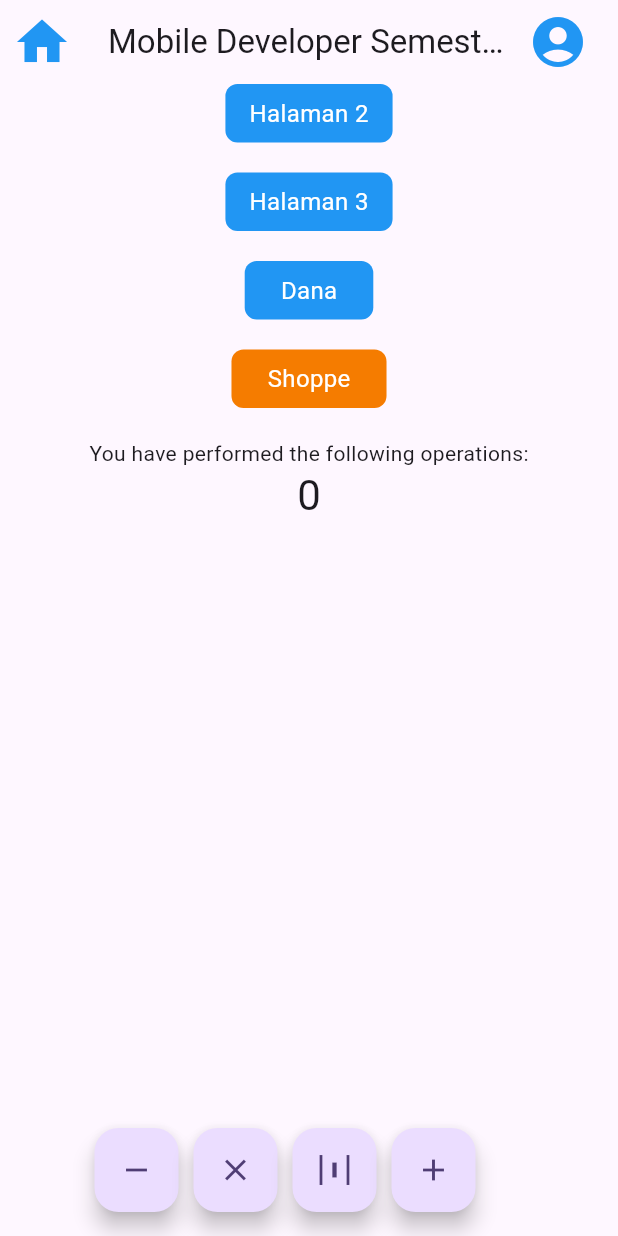
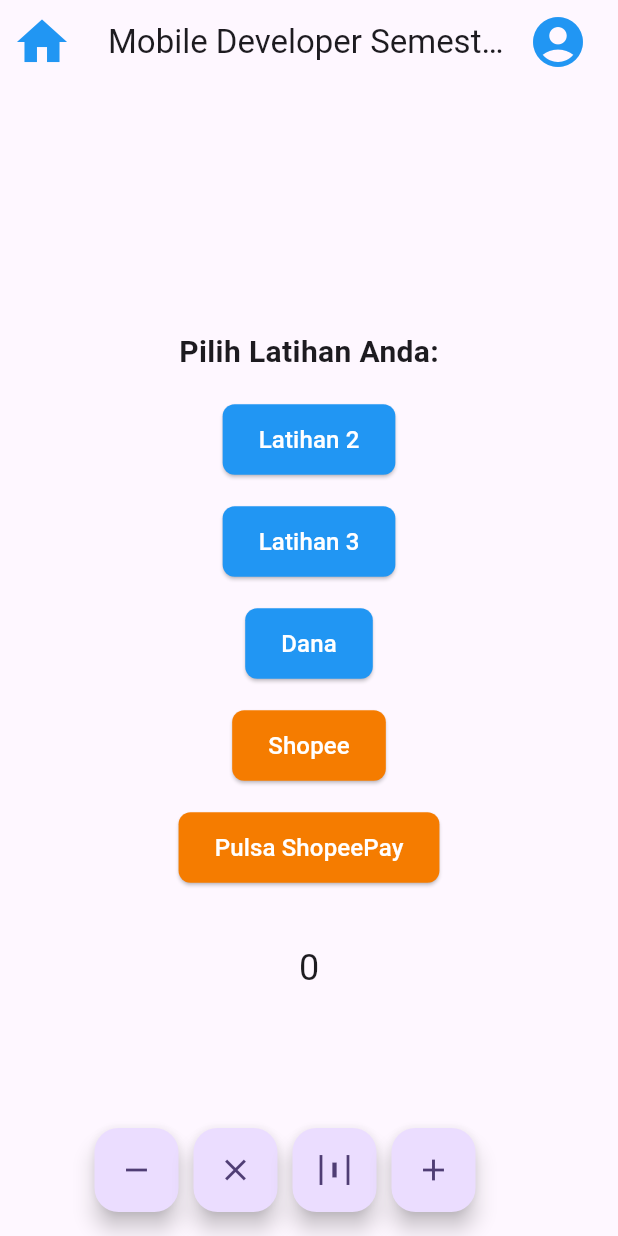
Before and after one commit to Sarehazis/flutter_pertama, a Flutter app: the screen it shows after launch, on a phone screen of 412 x 824 dp. Run offline on Flutter 3.47's test engine with Material 3 defaults, Android fonts, the phone set to English and light mode, and no system bars; our stand-ins replace carousel_slider.

Commit message:
shopeepay_pulsa_update

```diff
--- a/lib/main.dart
+++ b/lib/main.dart
@@ -2,6 +2,7 @@ import 'package:flutter/material.dart';
 import 'package:flutter_pertama/dana_page.dart';
 import 'package:flutter_pertama/latihan2_page.dart';
 import 'package:flutter_pertama/latihan3_page.dart';
+import 'package:flutter_pertama/shopeepay_page.dart';
 import 'package:flutter_pertama/shoppe_page.dart';
 
 void main() {
@@ -74,102 +75,141 @@ class _MyHomePageState extends State<MyHomePage> {
         ],
       ),
       body: Center(
+        child: Padding(
+          padding:
+              const EdgeInsets.all(16.0), // Menambah padding di seluruh body
+          child: SingleChildScrollView(
             child: Column(
               mainAxisAlignment: MainAxisAlignment.start,
               children: <Widget>[
-            GestureDetector(
-              onTap: () {
+                // Menambahkan teks penjelasan
+                const Text(
+                  'Pilih Latihan Anda:',
+                  style: TextStyle(fontSize: 20, fontWeight: FontWeight.bold),
+                ),
+                const SizedBox(height: 20),
+
+                // Menggunakan ElevatedButton untuk tombol
+                ElevatedButton(
+                  onPressed: () {
                     Navigator.of(context).push(
-                  MaterialPageRoute(builder: (context) => const Latihan2Page()),
+                      MaterialPageRoute(
+                          builder: (context) => const Latihan2Page()),
                     );
                   },
-              child: Container(
-                padding:
-                    const EdgeInsets.symmetric(horizontal: 16, vertical: 8),
-                decoration: BoxDecoration(
-                  color: Colors.blue,
+                  style: ElevatedButton.styleFrom(
+                    padding: const EdgeInsets.symmetric(
+                        horizontal: 24, vertical: 12),
+                    backgroundColor: Colors.blue,
+                    shape: RoundedRectangleBorder(
                       borderRadius: BorderRadius.circular(8),
                     ),
+                  ),
                   child: const Text(
-                  'Halaman 2',
+                    'Latihan 2',
                     style: TextStyle(color: Colors.white, fontSize: 16),
                   ),
                 ),
-            ),
                 const SizedBox(height: 20),
-            GestureDetector(
-              onTap: () {
+
+                ElevatedButton(
+                  onPressed: () {
                     Navigator.of(context).push(
-                  MaterialPageRoute(builder: (context) => const Latihan3Page()),
+                      MaterialPageRoute(
+                          builder: (context) => const Latihan3Page()),
                     );
                   },
-              child: Container(
-                padding:
-                    const EdgeInsets.symmetric(horizontal: 16, vertical: 8),
-                decoration: BoxDecoration(
-                  color: Colors.blue,
+                  style: ElevatedButton.styleFrom(
+                    padding: const EdgeInsets.symmetric(
+                        horizontal: 24, vertical: 12),
+                    backgroundColor: Colors.blue,
+                    shape: RoundedRectangleBorder(
                       borderRadius: BorderRadius.circular(8),
                     ),
+                  ),
                   child: const Text(
-                  'Halaman 3',
+                    'Latihan 3',
                     style: TextStyle(color: Colors.white, fontSize: 16),
                   ),
                 ),
-            ),
                 const SizedBox(height: 20),
-            GestureDetector(
-              onTap: () {
+
+                ElevatedButton(
+                  onPressed: () {
                     Navigator.of(context).push(
-                  MaterialPageRoute(builder: (context) => const MyDanaApp()),
+                      MaterialPageRoute(
+                          builder: (context) => const MyDanaApp()),
                     );
                   },
-              child: Container(
-                padding:
-                    const EdgeInsets.symmetric(horizontal: 24, vertical: 8),
-                decoration: BoxDecoration(
-                  color: Colors.blue,
+                  style: ElevatedButton.styleFrom(
+                    padding: const EdgeInsets.symmetric(
+                        horizontal: 24, vertical: 12),
+                    backgroundColor: Colors.blue,
+                    shape: RoundedRectangleBorder(
                       borderRadius: BorderRadius.circular(8),
+                    ),
                   ),
                   child: const Text(
                     'Dana',
                     style: TextStyle(color: Colors.white, fontSize: 16),
                   ),
                 ),
-            ),
-            const SizedBox(
-              height: 20,
-            ),
-            GestureDetector(
-              onTap: () {
+                const SizedBox(height: 20),
+
+                ElevatedButton(
+                  onPressed: () {
                     Navigator.of(context).push(
-                  MaterialPageRoute(builder: (context) => const MyShoppeApp()),
+                      MaterialPageRoute(
+                          builder: (context) => const MyShoppeApp()),
                     );
                   },
-              child: Container(
-                padding:
-                    const EdgeInsets.symmetric(horizontal: 24, vertical: 8),
-                decoration: BoxDecoration(
-                  color: Colors.orange[700],
+                  style: ElevatedButton.styleFrom(
+                    padding: const EdgeInsets.symmetric(
+                        horizontal: 24, vertical: 12),
+                    backgroundColor: Colors.orange[700],
+                    shape: RoundedRectangleBorder(
                       borderRadius: BorderRadius.circular(8),
                     ),
+                  ),
                   child: const Text(
-                  'Shoppe',
+                    'Shopee',
                     style: TextStyle(color: Colors.white, fontSize: 16),
                   ),
                 ),
+                const SizedBox(height: 20),
+
+                ElevatedButton(
+                  onPressed: () {
+                    Navigator.of(context).push(
+                      MaterialPageRoute(
+                          builder: (context) => const MyShopeePay()),
+                    );
+                  },
+                  style: ElevatedButton.styleFrom(
+                    padding: const EdgeInsets.symmetric(
+                        horizontal: 24, vertical: 12),
+                    backgroundColor: Colors.orange[700],
+                    shape: RoundedRectangleBorder(
+                      borderRadius: BorderRadius.circular(8),
                     ),
-            const SizedBox(
-              height: 20,
                   ),
+                  child: const Text(
+                    'Pulsa ShopeePay',
+                    style: TextStyle(color: Colors.white, fontSize: 16),
+                  ),
+                ),
+                const SizedBox(height: 40),
                 // Spasi antara tombol dan teks
-            const Text(
-              'You have performed the following operations:',
-            ),
                 Text(
                   '$_counter',
-              style: Theme.of(context).textTheme.headlineMedium,
+                  style: Theme.of(context)
+                      .textTheme
+                      .headlineMedium
+                      ?.copyWith(fontSize: 24),
                 ),
               ],
+            ),
+          ),
         ),
       ),
       floatingActionButton: Align(
```
Also changed, not shown: lib/shopeepay_page.dart (added, +194 -0 lines). Lines whose indentation alone changed are shown as unchanged.
